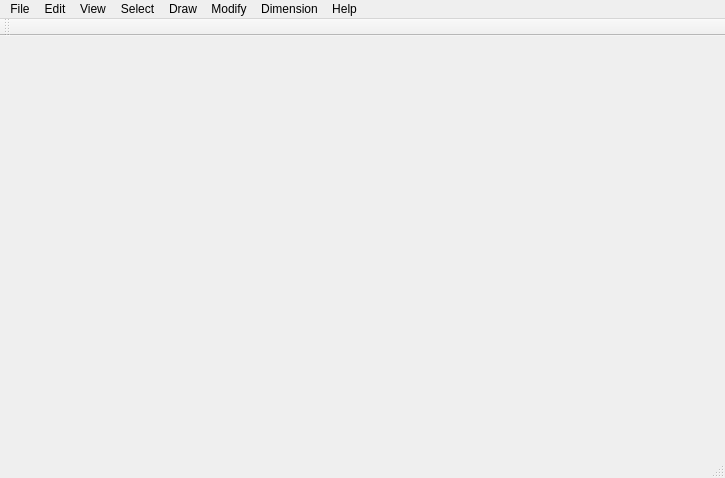
This is mainwindow.ui in kamalpreetgrewal/gdcad as Qt 5 draws it before an edit. The edited form follows.
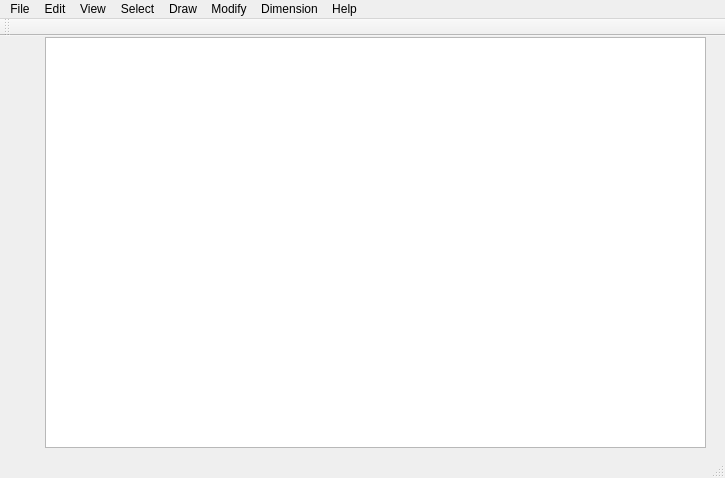
This is the edited form.

Commit message: adds graphics scene

The edit to the form file:
```diff
--- a/mainwindow.ui
+++ b/mainwindow.ui
@@ -13,7 +13,27 @@
   <property name="windowTitle">
    <string>MainWindow</string>
   </property>
-  <widget class="QWidget" name="centralWidget"/>
+  <widget class="QWidget" name="centralWidget">
+   <widget class="QGraphicsView" name="graphicsView">
+    <property name="geometry">
+     <rect>
+      <x>45</x>
+      <y>1</y>
+      <width>661</width>
+      <height>411</height>
+     </rect>
+    </property>
+    <property name="mouseTracking">
+     <bool>true</bool>
+    </property>
+    <property name="autoFillBackground">
+     <bool>true</bool>
+    </property>
+    <property name="resizeAnchor">
+     <enum>QGraphicsView::NoAnchor</enum>
+    </property>
+   </widget>
+  </widget>
   <widget class="QMenuBar" name="menuBar">
    <property name="geometry">
     <rect>
```
Left out of the diff: 2 changed lines with no effect on the pictures.
